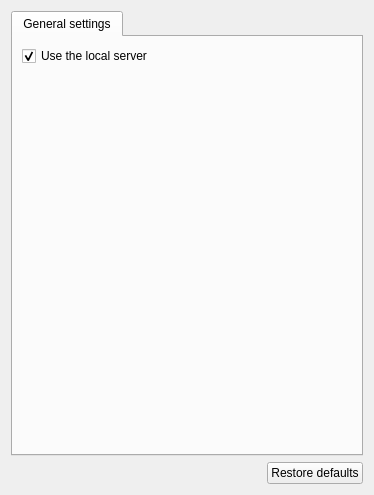
Before: the Qt Designer form gns3/modules/qemu/ui/qemu_preferences_page.ui in GNS3/gns3-gui, drawn with Qt 5.
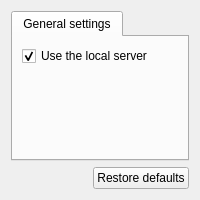
After: the same form once the commit is applied.

What changed in the file:
```diff
--- a/gns3/modules/qemu/ui/qemu_preferences_page.ui
+++ b/gns3/modules/qemu/ui/qemu_preferences_page.ui
@@ -6,8 +6,8 @@
    <rect>
     <x>0</x>
     <y>0</y>
-    <width>374</width>
-    <height>495</height>
+    <width>200</width>
+    <height>200</height>
    </rect>
   </property>
   <property name="windowTitle">
```
